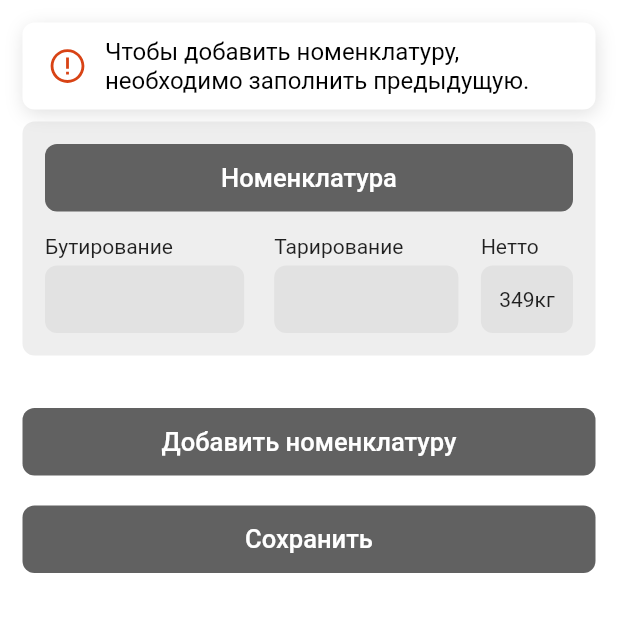
After one commit to DevAppBroseph/roman_driver, a Flutter app: the WeightScreen screen opened directly, after a tap on "Добавить номенклатуру", on a phone screen of 412 x 824 dp, the top half of it. The commit adds this screen. Run offline on Flutter 3.47's test engine with Material 2 defaults, Android fonts, the phone set to English and light mode, and no system bars; drawn by our look-alikes of overlay_support; our stand-ins replace firebase_core, firebase_messaging, geolocator, line_icons, shared_preferences and 3 more; missing offline and left inert: animated_size_and_fade, dart:ffi, firebase_analytics_web, firebase_core_web, firebase_messaging_web, flutter_picker and 3 more; accounts and stored records are empty; network calls fail.

Commit message:
add project

```diff
--- /dev/null
+++ b/lib/screens/weight_screen.dart
@@ -0,0 +1,199 @@
+import 'package:flutter/material.dart';
+import 'package:google_place/google_place.dart';
+import 'package:ridbrain_project/screens/pick_nomenclature.dart';
+import 'package:ridbrain_project/services/buttons.dart';
+import 'package:ridbrain_project/services/constants.dart';
+import 'package:ridbrain_project/services/objects.dart';
+import 'package:ridbrain_project/services/snack_bar.dart';
+import 'package:ridbrain_project/services/text_field.dart';
+
+class WeightScreen extends StatefulWidget {
+  const WeightScreen({Key? key}) : super(key: key);
+
+  @override
+  State<WeightScreen> createState() => _WeightScreenState();
+}
+
+class _WeightScreenState extends State<WeightScreen> {
+  List<Nomenclature?> _addedNomenclatures = [null];
+
+  @override
+  Widget build(BuildContext context) {
+    return Scaffold(
+      backgroundColor: Colors.white,
+      body: CustomScrollView(
+        slivers: [
+          const SliverAppBar(
+            pinned: true,
+            backgroundColor: Colors.white,
+            flexibleSpace: FlexibleSpaceBar(
+              title: Text(
+                'Отвес',
+                style: TextStyle(color: Colors.black),
+              ),
+              centerTitle: true,
+            ),
+          ),
+          SliverToBoxAdapter(child: SizedBox(height: 25)),
+          SliverList(
+            delegate: SliverChildBuilderDelegate(
+              (context, index) => _nomenclatureWidget(index, context),
+              childCount: _addedNomenclatures.length,
+            ),
+          ),
+          SliverToBoxAdapter(
+            child: Padding(
+              padding: const EdgeInsets.only(top: 20),
+              child: StandartButton(
+                label: 'Добавить номенклатуру',
+                onTap: () {
+                  if (_addedNomenclatures.last != null) {
+                    setState(() {
+                      _addedNomenclatures.add(null);
+                    });
+                  } else {
+                    StandartSnackBar.show(
+                      context,
+                      'Чтобы добавить номенклатуру, необходимо заполнить предыдущую.',
+                      SnackBarStatus.warning(),
+                    );
+                  }
+                },
+              ),
+            ),
+          ),
+          SliverToBoxAdapter(
+            child: Padding(
+              padding: const EdgeInsets.only(top: 20),
+              child: StandartButton(
+                label: 'Сохранить',
+                onTap: () {
+                  setState(() {
+                    _addedNomenclatures.add(null);
+                  });
+                },
+              ),
+            ),
+          ),
+          SliverToBoxAdapter(child: SizedBox(height: 35)),
+        ],
+      ),
+    );
+  }
+
+  Container _nomenclatureWidget(int index, BuildContext context) {
+    return Container(
+      decoration: BoxDecoration(
+        color: Colors.grey[200],
+        borderRadius: radius,
+      ),
+      margin: EdgeInsets.only(right: 15, left: 15, bottom: 15),
+      child: Column(
+        children: [
+          if (_addedNomenclatures[index]?.name == null)
+            Padding(
+              padding: EdgeInsets.only(top: 15, left: 15, right: 15),
+              child: StandartButton(
+                label: _addedNomenclatures[index]?.name ?? 'Номенклатура',
+                onTap: () {
+                  Navigator.push(
+                    context,
+                    MaterialPageRoute(
+                      builder: (context) => PickNomenclatureScreen(),
+                    ),
+                  ).then((value) {
+                    if (value is Nomenclature) {
+                      setState(() {
+                        _addedNomenclatures[index] = value;
+                      });
+                    }
+                  });
+                },
+              ),
+            ),
+          if (_addedNomenclatures[index]?.name != null)
+            Padding(
+              padding: EdgeInsets.only(
+                left: 15,
+                right: 15,
+                top: 15,
+              ),
+              child: Text(
+                _addedNomenclatures[index]!.name,
+                textAlign: TextAlign.start,
+              ),
+            ),
+          Row(
+            children: [
+              Expanded(
+                flex: 2,
+                child: Column(
+                  crossAxisAlignment: CrossAxisAlignment.start,
+                  mainAxisAlignment: MainAxisAlignment.center,
+                  children: [
+                    Padding(
+                      padding:
+                          const EdgeInsets.only(top: 15, bottom: 5, left: 15),
+                      child: Text('Бутирование'),
+                    ),
+                    Container(
+                      height: 45,
+                      margin: EdgeInsets.only(bottom: 15, right: 5, left: 15),
+                      child: TextFieldWidget(
+                        hint: '',
+                        type: TextInputType.phone,
+                        controller: TextEditingController(),
+                      ),
+                    ),
+                  ],
+                ),
+              ),
+              Expanded(
+                flex: 2,
+                child: Column(
+                  crossAxisAlignment: CrossAxisAlignment.start,
+                  mainAxisAlignment: MainAxisAlignment.center,
+                  children: [
+                    Padding(
+                      padding:
+                          const EdgeInsets.only(top: 15, bottom: 5, left: 15),
+                      child: Text('Тарирование'),
+                    ),
+                    Container(
+                      height: 45,
+                      margin: EdgeInsets.only(bottom: 15, right: 15, left: 15),
+                      child: TextFieldWidget(
+                        hint: '',
+                        type: TextInputType.phone,
+                        controller: TextEditingController(),
+                      ),
+                    ),
+                  ],
+                ),
+              ),
+              Expanded(
+                  flex: 1,
+                  child: Column(
+                    crossAxisAlignment: CrossAxisAlignment.start,
+                    children: [
+                      Padding(
+                        padding: const EdgeInsets.only(bottom: 5),
+                        child: Text('Нетто'),
+                      ),
+                      Container(
+                          margin: EdgeInsets.only(right: 15),
+                          decoration: BoxDecoration(
+                            color: Colors.black.withOpacity(0.05),
+                            borderRadius: radius,
+                          ),
+                          height: 45,
+                          child: Center(child: Text('349кг'))),
+                    ],
+                  )),
+            ],
+          ),
+        ],
+      ),
+    );
+  }
+}
--- a/lib/services/objects.dart
+++ b/lib/services/objects.dart
@@ -882,3 +882,60 @@ class AdminDriver {
         "driver_record_count": driverRecordCount,
       };
 }
+
+NomenclatureResult nomenclatureFromJson(String str) =>
+    NomenclatureResult.fromJson(json.decode(str));
+
+String nomenclatureToJson(NomenclatureResult data) =>
+    json.encode(data.toJson());
+
+class NomenclatureResult {
+  NomenclatureResult({
+    required this.error,
+    required this.nomenclatures,
+  });
+
+  int error;
+  List<Nomenclature> nomenclatures;
+
+  factory NomenclatureResult.fromJson(Map<String, dynamic> json) =>
+      NomenclatureResult(
+        error: json["error"],
+        nomenclatures: List<Nomenclature>.from(
+            json["nomenclatures"].map((x) => Nomenclature.fromJson(x))),
+      );
+
+  Map<String, dynamic> toJson() => {
+        "error": error,
+        "nomenclatures":
+            List<dynamic>.from(nomenclatures.map((x) => x.toJson())),
+      };
+}
+
+class Nomenclature {
+  Nomenclature({
+    required this.id,
+    required this.uid,
+    required this.name,
+    required this.code,
+  });
+
+  int id;
+  String uid;
+  String name;
+  int code;
+
+  factory Nomenclature.fromJson(Map<String, dynamic> json) => Nomenclature(
+        id: json["id"],
+        uid: json["uid"],
+        name: json["name"],
+        code: json["code"],
+      );
+
+  Map<String, dynamic> toJson() => {
+        "id": id,
+        "uid": uid,
+        "name": name,
+        "code": code,
+      };
+}
--- a/pubspec.yaml
+++ b/pubspec.yaml
@@ -29,6 +29,7 @@ dependencies:
   firebase_analytics: ^8.3.4
   firebase_messaging: ^11.2.5
   google_place: ^0.4.3
+  easy_mask: ^2.0.1
 
 
 dev_dependencies:
```
Also changed, not shown: lib/screens/pick_nomenclature.dart (added, +78 -0 lines), lib/screens/record_screen.dart (+15 -0 lines), lib/services/network.dart (+22 -1 lines), pubspec.lock, 228 other files.
